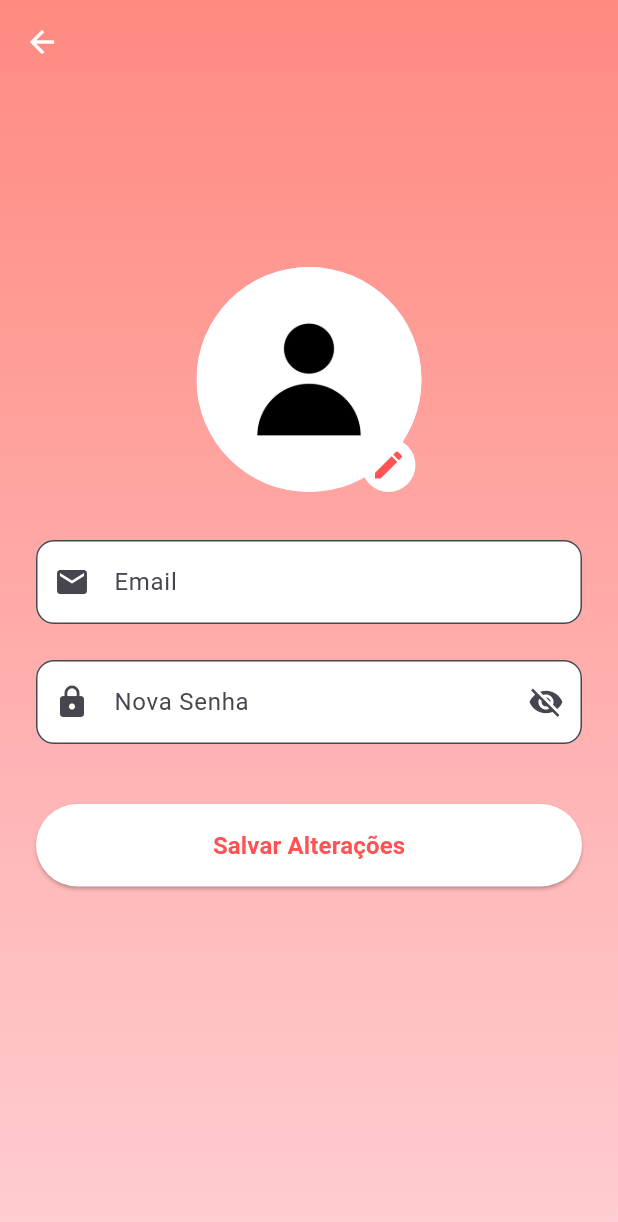
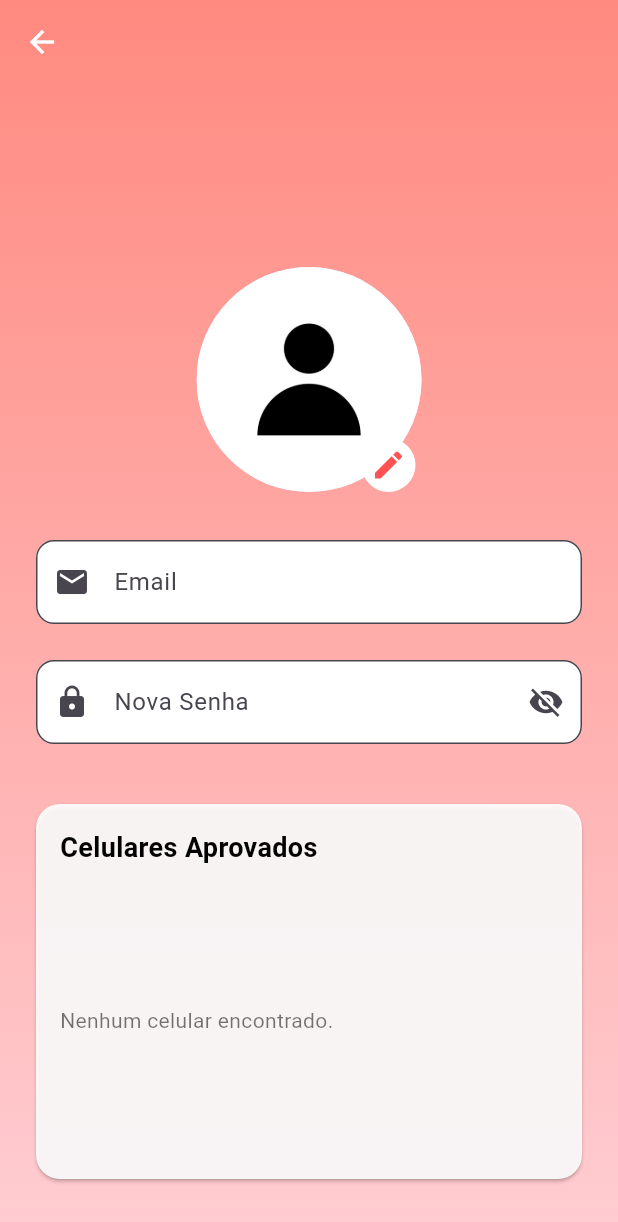
Before and after one commit to ian-veiga/PhoneDex, a Flutter app: the ProfileScreen screen opened by its route, on a phone screen of 412 x 824 dp. Shown: the top 1222 px of the screen. Run offline on Flutter 3.47's test engine with Material 3 defaults, Android fonts, the phone set to English and light mode, and no system bars; our stand-ins replace cloud_firestore, firebase_auth, firebase_core, flutter_map, geolocator, image_picker and 2 more; accounts and stored records are empty.

Commit message:
Adição da logica de pendentes no profile

```diff
--- a/lib/screens/profile_screen.dart
+++ b/lib/screens/profile_screen.dart
@@ -1,9 +1,12 @@
+import 'dart:io';
+import 'package:cloud_firestore/cloud_firestore.dart';
 import 'package:firebase_auth/firebase_auth.dart';
-import 'package:cloud_firestore/cloud_firestore.dart';
 import 'package:flutter/material.dart';
 import 'package:image_picker/image_picker.dart';
 import 'package:permission_handler/permission_handler.dart';
-import 'dart:io';
+import '../models/phone_model.dart';
+import '../services/phone_service.dart';
+import 'add_phone_screen.dart';
 
 class ProfileScreen extends StatefulWidget {
   const ProfileScreen({super.key});
@@ -14,6 +17,7 @@ class ProfileScreen extends StatefulWidget {
 
 class _ProfileScreenState extends State<ProfileScreen> {
   final FirebaseAuth _auth = FirebaseAuth.instance;
+  final PhoneService _phoneService = PhoneService();
   final TextEditingController _emailController = TextEditingController();
   final TextEditingController _senhaController = TextEditingController();
 
@@ -21,6 +25,7 @@ class _ProfileScreenState extends State<ProfileScreen> {
   File? selectedImage;
   bool showPassword = false;
   String? username;
+  String? userId;
 
   @override
   void initState() {
@@ -31,6 +36,7 @@ class _ProfileScreenState extends State<ProfileScreen> {
   Future<void> _loadUserData() async {
     final user = _auth.currentUser;
     if (user != null) {
+      userId = user.uid;
       _emailController.text = user.email ?? '';
       photoUrl = user.photoURL;
 
@@ -54,7 +60,6 @@ class _ProfileScreenState extends State<ProfileScreen> {
       }
 
       if (selectedImage != null) {
-        // Exemplo fictício — substitua com upload real
         String newPhotoUrl = "https://placehold.co/100x100";
         await user.updatePhotoURL(newPhotoUrl);
       }
@@ -105,8 +110,6 @@ class _ProfileScreenState extends State<ProfileScreen> {
         foregroundColor: Colors.white,
       ),
       body: Container(
-        width: double.infinity,
-        height: double.infinity,
         decoration: const BoxDecoration(
           gradient: LinearGradient(
             colors: [Color(0xFFFF8A80), Color(0xFFFFCDD2)],
@@ -118,25 +121,18 @@ class _ProfileScreenState extends State<ProfileScreen> {
           child: SingleChildScrollView(
             padding: const EdgeInsets.symmetric(horizontal: 24, vertical: 32),
             child: Column(
-              mainAxisAlignment: MainAxisAlignment.center,
+              crossAxisAlignment: CrossAxisAlignment.center,
               children: [
                 const SizedBox(height: 24),
                 Text(
                   username ?? "Perfil do Usuário",
-                  style: const TextStyle(
-                    fontSize: 24,
-                    fontWeight: FontWeight.bold,
-                    color: Colors.white,
-                  ),
+                  style: const TextStyle(fontSize: 24, fontWeight: FontWeight.bold, color: Colors.white),
                 ),
                 const SizedBox(height: 32),
                 Stack(
                   alignment: Alignment.bottomRight,
                   children: [
-                    CircleAvatar(
-                      radius: 75,
-                      backgroundImage: image,
-                    ),
+                    CircleAvatar(radius: 75, backgroundImage: image),
                     Positioned(
                       bottom: 0,
                       right: 4,
@@ -144,10 +140,7 @@ class _ProfileScreenState extends State<ProfileScreen> {
                         onTap: _pickImage,
                         child: Container(
                           padding: const EdgeInsets.all(6),
-                          decoration: const BoxDecoration(
-                            color: Colors.white,
-                            shape: BoxShape.circle,
-                          ),
+                          decoration: const BoxDecoration(color: Colors.white, shape: BoxShape.circle),
                           child: const Icon(Icons.edit, color: Colors.redAccent),
                         ),
                       ),
@@ -155,37 +148,25 @@ class _ProfileScreenState extends State<ProfileScreen> {
                   ],
                 ),
                 const SizedBox(height: 32),
-                TextField(
-                  controller: _emailController,
-                  decoration: InputDecoration(
-                    labelText: "Email",
-                    prefixIcon: const Icon(Icons.email),
-                    border: OutlineInputBorder(borderRadius: BorderRadius.circular(12)),
-                    fillColor: Colors.white,
-                    filled: true,
+                _buildTextField(_emailController, "Email", Icons.email),
+                const SizedBox(height: 24),
+                _buildPasswordField(),
+                const SizedBox(height: 40),
+                if (userId != null) ...[
+                  _buildPhoneSection(
+                  "Celulares Aprovados",
+                  _phoneService.getPhones(),
+                  showActions: false,
+                  minHeight: 180,
                   ),
-                  keyboardType: TextInputType.emailAddress,
-                ),
-                const SizedBox(height: 24),
-                TextField(
-                  controller: _senhaController,
-                  obscureText: !showPassword,
-                  decoration: InputDecoration(
-                    labelText: "Nova Senha",
-                    prefixIcon: const Icon(Icons.lock),
-                    suffixIcon: IconButton(
-                      icon: Icon(showPassword ? Icons.visibility : Icons.visibility_off),
-                      onPressed: () {
-                        setState(() {
-                          showPassword = !showPassword;
-                        });
-                      },
-                    ),
-                    border: OutlineInputBorder(borderRadius: BorderRadius.circular(12)),
-                    fillColor: Colors.white,
-                    filled: true,
+                  const SizedBox(height: 24),
+                  _buildPhoneSection(
+                  "Celulares Pendentes",
+                  _phoneService.getPendingPhones(),
+                  showActions: true,
+                  minHeight: 180,
                   ),
-                ),
+                ],
                 const SizedBox(height: 40),
                 SizedBox(
                   width: double.infinity,
@@ -195,17 +176,9 @@ class _ProfileScreenState extends State<ProfileScreen> {
                       backgroundColor: Colors.white,
                       foregroundColor: Colors.redAccent,
                       padding: const EdgeInsets.symmetric(vertical: 16),
-                      shape: RoundedRectangleBorder(
-                        borderRadius: BorderRadius.circular(30),
-                      ),
+                      shape: RoundedRectangleBorder(borderRadius: BorderRadius.circular(30)),
                     ),
-                    child: const Text(
-                      "Salvar Alterações",
-                      style: TextStyle(
-                        fontSize: 16,
-                        fontWeight: FontWeight.bold,
-                      ),
-                    ),
+                    child: const Text("Salvar Alterações", style: TextStyle(fontSize: 16, fontWeight: FontWeight.bold)),
                   ),
                 ),
               ],
@@ -215,4 +188,138 @@ class _ProfileScreenState extends State<ProfileScreen> {
       ),
     );
   }
+
+  Widget _buildTextField(TextEditingController controller, String label, IconData icon) {
+    return TextField(
+      controller: controller,
+      decoration: InputDecoration(
+        labelText: label,
+        prefixIcon: Icon(icon),
+        border: OutlineInputBorder(borderRadius: BorderRadius.circular(12)),
+        filled: true,
+        fillColor: Colors.white,
+      ),
+    );
+  }
+
+  Widget _buildPasswordField() {
+    return TextField(
+      controller: _senhaController,
+      obscureText: !showPassword,
+      decoration: InputDecoration(
+        labelText: "Nova Senha",
+        prefixIcon: const Icon(Icons.lock),
+        suffixIcon: IconButton(
+          icon: Icon(showPassword ? Icons.visibility : Icons.visibility_off),
+          onPressed: () => setState(() => showPassword = !showPassword),
+        ),
+        border: OutlineInputBorder(borderRadius: BorderRadius.circular(12)),
+        filled: true,
+        fillColor: Colors.white,
+      ),
+    );
+  }
+
+  Widget _buildPhoneSection(String title, Stream<List<Phone>> stream, {required bool showActions, double? minHeight}) {
+    return Card(
+      margin: const EdgeInsets.only(bottom: 16),
+      shape: RoundedRectangleBorder(borderRadius: BorderRadius.circular(16)),
+      color: Colors.white.withOpacity(0.9),
+      child: Padding(
+        padding: const EdgeInsets.all(16),
+        child: Column(
+          crossAxisAlignment: CrossAxisAlignment.start,
+          children: [
+            Text(title, style: const TextStyle(fontSize: 18, fontWeight: FontWeight.bold, color: Colors.black)),
+            const SizedBox(height: 12),
+            StreamBuilder<List<Phone>>(
+              stream: stream,
+              builder: (context, snapshot) {
+                if (!snapshot.hasData) return const Center(child: CircularProgressIndicator());
+
+                final phones = snapshot.data!.where((phone) => phone.userId == userId).toList();
+
+                if (phones.isEmpty) {
+                  return Container(
+                    constraints: BoxConstraints(minHeight: minHeight ?? 0),
+                    alignment: Alignment.centerLeft,
+                    child: const Text("Nenhum celular encontrado.", style: TextStyle(color: Colors.black54)),
+                  );
+                }
+
+                return Column(
+                  children: phones.map((phone) {
+                    return Card(
+                      margin: const EdgeInsets.symmetric(vertical: 8),
+                      shape: RoundedRectangleBorder(borderRadius: BorderRadius.circular(12)),
+                      elevation: 1,
+                      child: ListTile(
+                        contentPadding: const EdgeInsets.all(12),
+                        leading: ClipRRect(
+                          borderRadius: BorderRadius.circular(8),
+                          child: Image.network(
+                            phone.imageUrl,
+                            height: 60,
+                            width: 60,
+                            fit: BoxFit.cover,
+                            errorBuilder: (_, __, ___) => const Icon(Icons.broken_image),
+                          ),
+                        ),
+                        title: Text(phone.name, style: const TextStyle(fontWeight: FontWeight.bold)),
+                        subtitle: Column(
+                          crossAxisAlignment: CrossAxisAlignment.start,
+                          children: [
+                            Text("Armazenamento: ${phone.storage}"),
+                            Text("RAM: ${phone.ram}"),
+                          ],
+                        ),
+                        trailing: showActions
+                            ? Wrap(
+                                spacing: 4,
+                                children: [
+                                  IconButton(
+                                    icon: const Icon(Icons.edit, color: Colors.orange),
+                                    onPressed: () {
+                                      Navigator.push(
+                                        context,
+                                        MaterialPageRoute(
+                                          builder: (_) => AddPhoneScreen(phoneToEdit: phone),
+                                        ),
+                                      );
+                                    },
+                                  ),
+                                  IconButton(
+                                    icon: const Icon(Icons.delete, color: Colors.red),
+                                    onPressed: () async {
+                                      final confirm = await showDialog<bool>(
+                                        context: context,
+                                        builder: (_) => AlertDialog(
+                                          title: const Text("Confirmar exclusão"),
+                                          content: const Text("Deseja realmente excluir este celular?"),
+                                          actions: [
+                                            TextButton(child: const Text("Cancelar"), onPressed: () => Navigator.pop(context, false)),
+                                            TextButton(child: const Text("Excluir"), onPressed: () => Navigator.pop(context, true)),
+                                          ],
+                                        ),
+                                      );
+                                      if (confirm == true) {
+                                        await _phoneService.deletePhone(phone.id);
+                                        ScaffoldMessenger.of(context).showSnackBar(const SnackBar(content: Text("Celular excluído.")));
+                                      }
+                                    },
+                                  ),
+                                ],
+                              )
+                            : null,
+                      ),
+                    );
+                  }).toList(),
+                );
+              },
+            ),
+          ],
+        ),
+      ),
+    );
+  }
 }
```
